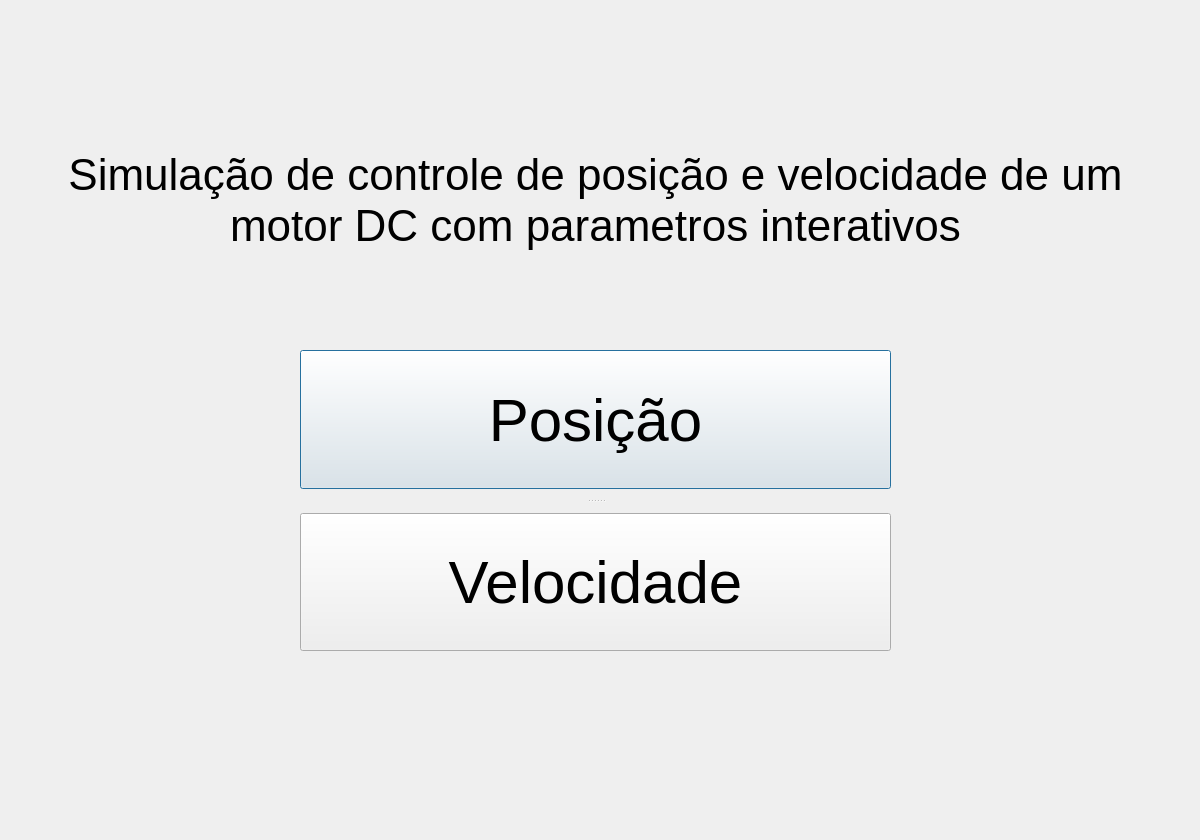
Before: the Qt Designer form windows/menu.ui in lgalvani007/ProjetoSemestral, drawn with Qt 5.
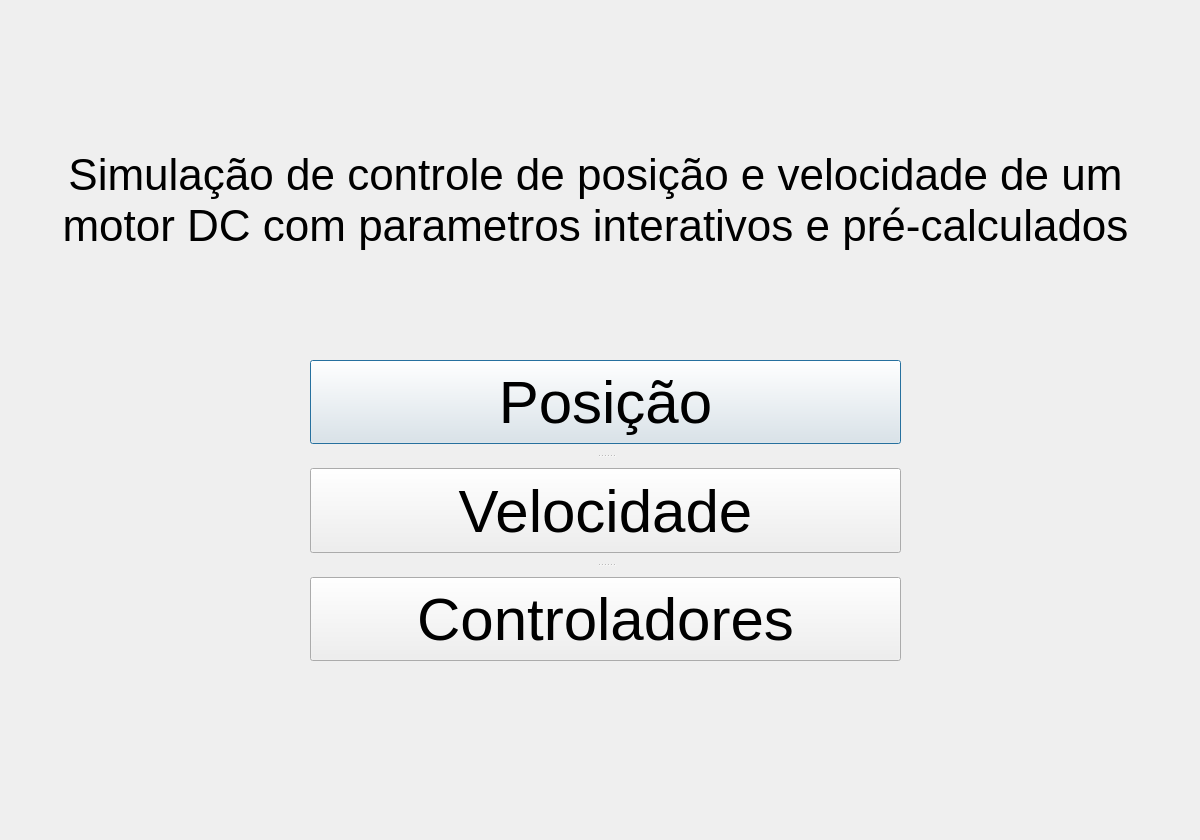
After: the same form once the commit is applied.

```diff
--- a/windows/menu.ui
+++ b/windows/menu.ui
@@ -43,7 +43,7 @@
     <number>0</number>
    </property>
    <property name="text">
-    <string>Simulação de controle de posição e velocidade de um motor DC com parametros interativos</string>
+    <string>Simulação de controle de posição e velocidade de um motor DC com parametros interativos e pré-calculados</string>
    </property>
    <property name="textFormat">
     <enum>Qt::AutoText</enum>
@@ -58,8 +58,8 @@
   <widget class="QSplitter" name="splitter">
    <property name="geometry">
     <rect>
-     <x>300</x>
-     <y>350</y>
+     <x>310</x>
+     <y>360</y>
      <width>591</width>
      <height>301</height>
     </rect>
@@ -127,6 +127,17 @@
      <string>Velocidade</string>
     </property>
    </widget>
+   <widget class="QPushButton" name="Controladores">
+    <property name="sizePolicy">
+     <sizepolicy hsizetype="Minimum" vsizetype="Minimum">
+      <horstretch>0</horstretch>
+      <verstretch>0</verstretch>
+     </sizepolicy>
+    </property>
+    <property name="text">
+     <string>Controladores</string>
+    </property>
+   </widget>
   </widget>
  </widget>
  <resources/>
```
